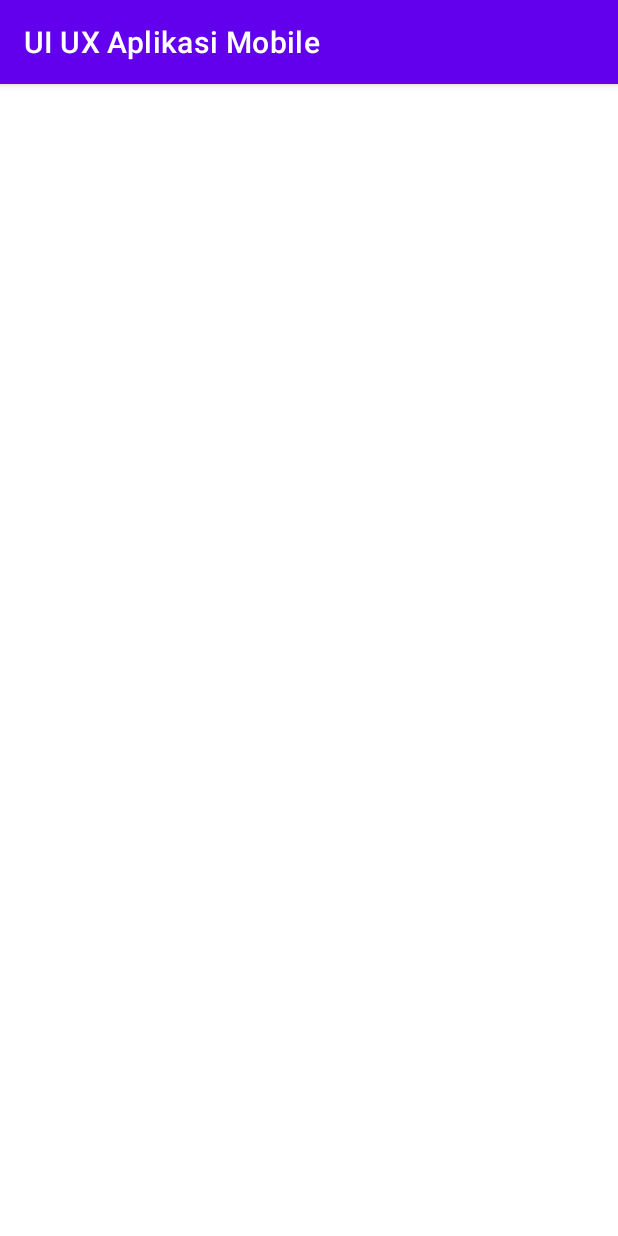
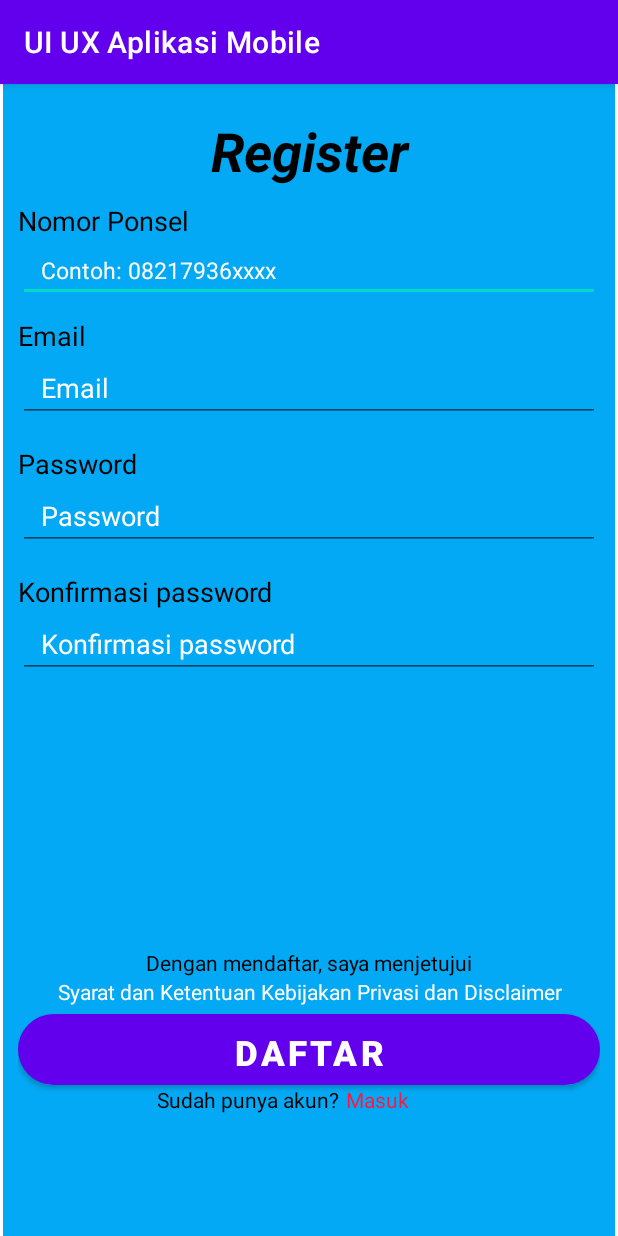
Before and after one commit to EruAPP/UI_UX_Aplikasi_Mobile, an Android app: the register_activiy screen opened directly, with no data from a screen before it, on a phone screen of 412 x 824 dp. Run offline under Robolectric (Android 15) with nearby library versions, the phone set to English and light mode, and no system bars.

Commit message:
Rifki Riwanto_1911500008 Register Activity

```diff
--- /dev/null
+++ b/app/src/main/res/drawable/registertombol.xml
@@ -0,0 +1,6 @@
+<?xml version="1.0" encoding="utf-8"?>
+<shape xmlns:android="http://schemas.android.com/apk/res/android">
+    <solid android:color="@color/purple_500"/>
+    <corners android:radius="490dp"/>
+    <size android:height="150dp" android:width="15dp"/>
+</shape>
--- a/app/src/main/res/layout/register_activiy.xml
+++ b/app/src/main/res/layout/register_activiy.xml
@@ -4,6 +4,166 @@
     xmlns:tools="http://schemas.android.com/tools"
     android:layout_width="match_parent"
     android:layout_height="match_parent"
+    android:background="#FFFFFF"
     tools:context=".register_activiy">
 
+    <LinearLayout
+        android:id="@+id/pad"
+        android:layout_width="wrap_content"
+        android:layout_height="match_parent"
+        android:background="#FF03A9F4"
+        android:baselineAligned="false"
+        android:orientation="vertical"
+        android:padding="10dp"
+        app:layout_constraintBottom_toBottomOf="parent"
+        app:layout_constraintEnd_toEndOf="parent"
+        app:layout_constraintHorizontal_bias="0.512"
+        app:layout_constraintStart_toStartOf="parent"
+        app:layout_constraintTop_toTopOf="parent"
+        app:layout_constraintVertical_bias="0.0">
+
+        <TextView
+            android:id="@+id/textView5"
+            android:layout_width="match_parent"
+            android:layout_height="wrap_content"
+            android:gravity="center"
+            android:padding="10dp"
+            android:paddingLeft="10dp"
+            android:text="Register"
+            android:textColor="#000000"
+            android:textSize="36sp"
+            android:textStyle="bold|italic" />
+
+        <TextView
+            android:id="@+id/textView"
+            android:layout_width="match_parent"
+            android:layout_height="wrap_content"
+            android:text="Nomor Ponsel"
+            android:textColor="#000000"
+            android:textSize="18sp" />
+
+        <EditText
+            android:id="@+id/editTextTextPersonName"
+            android:layout_width="match_parent"
+            android:layout_height="wrap_content"
+            android:ems="10"
+            android:hint="Contoh: 08217936xxxx"
+            android:inputType="textPersonName"
+            android:paddingLeft="15sp"
+            android:textColor="#000000"
+            android:textColorHint="#FFFFFF"
+            android:textSize="15sp" />
+
+        <TextView
+            android:id="@+id/textView2"
+            android:layout_width="match_parent"
+            android:layout_height="wrap_content"
+            android:paddingTop="10dp"
+            android:text="Email"
+            android:textColor="#000000"
+            android:textSize="18sp" />
+
+        <EditText
+            android:id="@+id/editTextTextEmailAddress2"
+            android:layout_width="match_parent"
+            android:layout_height="wrap_content"
+            android:ems="10"
+            android:hint="Email"
+            android:inputType="textEmailAddress"
+            android:paddingLeft="15dp"
+            android:textColorHint="#FFFFFF" />
+
+        <TextView
+            android:id="@+id/textView6"
+            android:layout_width="match_parent"
+            android:layout_height="wrap_content"
+            android:paddingTop="15sp"
+            android:text="Password"
+            android:textColor="#000000"
+            android:textSize="18dp" />
+
+        <EditText
+            android:id="@+id/editTextTextPassword"
+            android:layout_width="match_parent"
+            android:layout_height="wrap_content"
+            android:ems="10"
+            android:hint="Password"
+            android:inputType="textPassword"
+            android:paddingLeft="15dp"
+            android:textColorHint="#FFFFFF" />
+
+        <TextView
+            android:id="@+id/textView7"
+            android:layout_width="match_parent"
+            android:layout_height="wrap_content"
+            android:paddingTop="15sp"
+            android:text="Konfirmasi password"
+            android:textColor="#000000"
+            android:textSize="18dp" />
+
+        <EditText
+            android:id="@+id/editTextTextPassword2"
+            android:layout_width="match_parent"
+            android:layout_height="wrap_content"
+            android:ems="10"
+            android:hint="Konfirmasi password"
+            android:inputType="textPassword"
+            android:paddingLeft="15dp"
+            android:textColorHint="#FFFFFF" />
+
+        <TextView
+            android:id="@+id/textView8"
+            android:layout_width="match_parent"
+            android:layout_height="wrap_content"
+            android:gravity="center"
+            android:paddingTop="180sp"
+            android:text="Dengan mendaftar, saya menjetujui"
+            android:textColor="#000000" />
+
+        <TextView
+            android:id="@+id/textView9"
+            android:layout_width="match_parent"
+            android:layout_height="wrap_content"
+            android:gravity="center"
+            android:text="Syarat dan Ketentuan Kebijakan Privasi dan Disclaimer"
+            android:textColor="#FFFFFF" />
+
+        <Button
+            android:id="@+id/button"
+            android:layout_width="388dp"
+            android:layout_height="47dp"
+            android:layout_gravity="center"
+            android:layout_marginTop="5dp"
+            android:background="@drawable/registertombol"
+            android:gravity="center"
+            android:text="Daftar"
+            android:textSize="23sp"
+            android:textStyle="bold"
+            app:backgroundTint="@color/purple_500" />
+
+        <LinearLayout
+            android:layout_width="match_parent"
+            android:layout_height="match_parent"
+            android:orientation="horizontal">
+
+            <TextView
+                android:id="@+id/textView10"
+                android:layout_width="213dp"
+                android:layout_height="wrap_content"
+                android:gravity="center|right"
+                android:text="Sudah punya akun?"
+                android:textColor="#000000" />
+
+            <TextView
+                android:id="@+id/textView11"
+                android:layout_width="wrap_content"
+                android:layout_height="wrap_content"
+                android:layout_weight="1"
+                android:paddingLeft="5dp"
+                android:text="Masuk"
+                android:textColor="#FF1744" />
+        </LinearLayout>
+
+    </LinearLayout>
+
 </androidx.constraintlayout.widget.ConstraintLayout>
```
